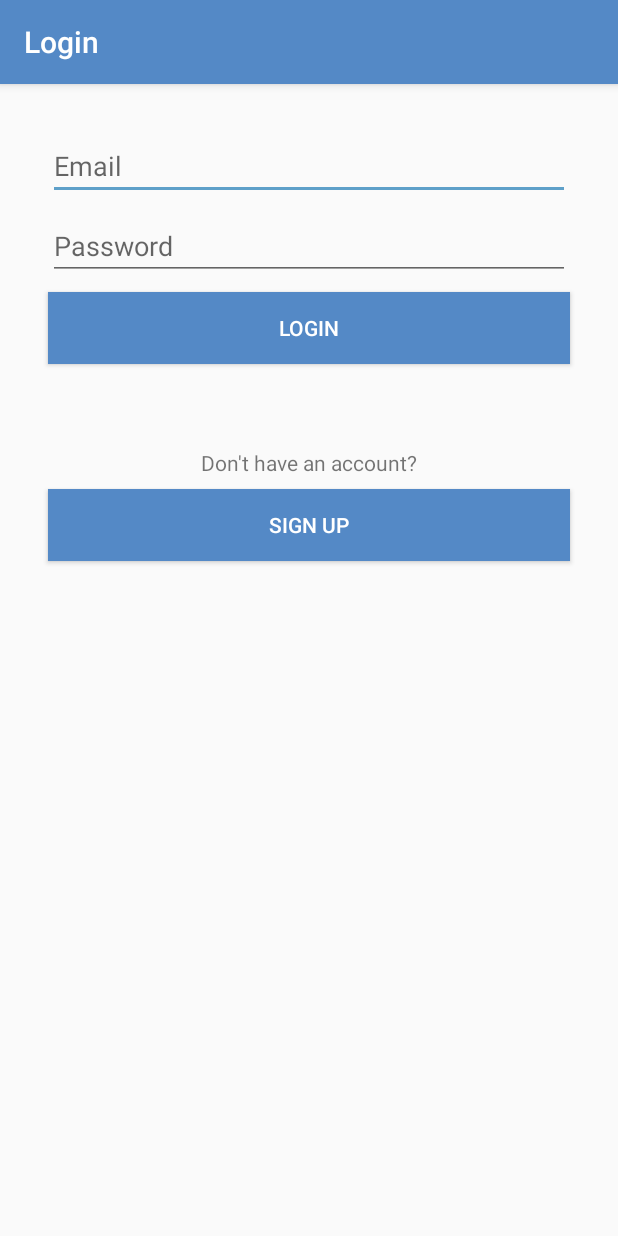
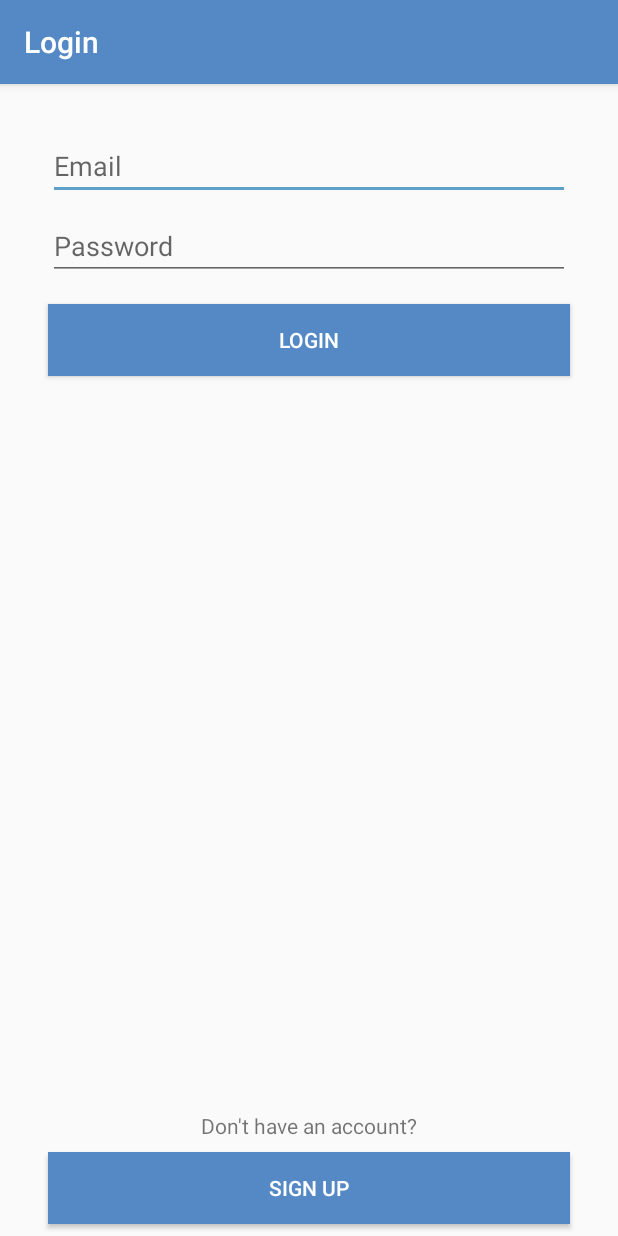
Before and after one commit to pr656d/Chat-App, an Android app: the loginActivity screen opened directly, with no data from a screen before it, after a tap on "LOGIN", on a phone screen of 412 x 824 dp. Run offline under Robolectric (Android 15) with nearby library versions, the phone set to English and light mode, and no system bars.

Commit message:
completed loginActivity

```diff
--- a/app/src/main/java/com/androidev/learn/smack/Controller/MainActivity.kt
+++ b/app/src/main/java/com/androidev/learn/smack/Controller/MainActivity.kt
@@ -31,11 +31,11 @@ class MainActivity : AppCompatActivity() {
         drawer_layout.addDrawerListener(toggle)
         toggle.syncState()
 
-        LocalBroadcastManager.getInstance(this).registerReceiver(userDataChangeReciver,
+        LocalBroadcastManager.getInstance(this).registerReceiver(userDataChangeReceiver,
                 IntentFilter(BROADCASST_USER_DATA_CHANGE))
     }
 
-    private val userDataChangeReciver = object : BroadcastReceiver() {
+    private val userDataChangeReceiver = object : BroadcastReceiver() {
         override fun onReceive(context: Context?, intent: Intent?) {
             userNameNavHeader.text = UserDataService.name
             userEmailNavHeader.text = UserDataService.email
@@ -60,7 +60,7 @@ class MainActivity : AppCompatActivity() {
         if (AuthService.isLoggedIn) {
             // logout
             UserDataService.logout()
-            userNameNavHeader.text = "login"
+            userNameNavHeader.text = ""
             userEmailNavHeader.text = ""
             userImageNavHeader.setImageResource(R.drawable.profiledefault)
             userImageNavHeader.setBackgroundColor(Color.TRANSPARENT)
--- a/app/src/main/java/com/androidev/learn/smack/Controller/loginActivity.kt
+++ b/app/src/main/java/com/androidev/learn/smack/Controller/loginActivity.kt
@@ -1,20 +1,45 @@
 package com.androidev.learn.smack.Controller
 
+import android.content.Context
 import android.content.Intent
 import android.os.Bundle
 import android.support.v7.app.AppCompatActivity
 import android.view.View
+import android.view.inputmethod.InputMethodManager
+import android.widget.Toast
 import com.androidev.learn.smack.R
+import com.androidev.learn.smack.Services.AuthService
+import kotlinx.android.synthetic.main.activity_login.*
 
 class loginActivity : AppCompatActivity() {
 
     override fun onCreate(savedInstanceState: Bundle?) {
         super.onCreate(savedInstanceState)
         setContentView(R.layout.activity_login)
+
+        loginSpinner.visibility = View.INVISIBLE
     }
 
     fun loginLoginBtnClicked(view: View) {
+        enableSpinner(true)
+        val email = loginEmailTxt.text.toString()
+        val password = loginPasswordTxt.text.toString()
 
+        if (email.isNotEmpty() && password.isNotEmpty()) {
+            AuthService.loginUser(this, email, password) { loginSuccess ->
+                if (loginSuccess) {
+                    AuthService.findUserByEmail(this) { findSuccess ->
+                        if (findSuccess) {
+                            enableSpinner(false)
+                            finish()
+                        } else { errorToast() }
+                    }
+                } else { errorToast() }
+            }
+        } else {
+            enableSpinner(false)
+            Toast.makeText(this, "Please, fill all the details", Toast.LENGTH_LONG).show()
+        }
     }
 
     fun loginCreateUserBtnClicked(view: View) {
@@ -22,4 +47,28 @@ class loginActivity : AppCompatActivity() {
         startActivity(createUserIntent)
         finish()
     }
+
+    private fun errorToast() {
+        Toast.makeText(this, "Something went wrong, try again.", Toast.LENGTH_LONG).show()
+        enableSpinner(false)
+    }
+
+    private fun enableSpinner(enable: Boolean) {
+        if (enable) {
+            loginSpinner.visibility = View.VISIBLE
+        } else {
+            loginSpinner.visibility = View.INVISIBLE
+        }
+        loginEmailTxt.isEnabled = !enable
+        loginPasswordTxt.isEnabled = !enable
+        loginLoginBtn.isEnabled = !enable
+        loginCreateUserBtn.isEnabled = !enable
+    }
+
+    private fun hideKeyboard() {
+        val inputManager = getSystemService(Context.INPUT_METHOD_SERVICE) as InputMethodManager
+        if (inputManager.isAcceptingText) {
+            inputManager.hideSoftInputFromWindow(currentFocus.windowToken, 0)
+        }
+    }
 }
--- a/app/src/main/java/com/androidev/learn/smack/Services/UserDataService.kt
+++ b/app/src/main/java/com/androidev/learn/smack/Services/UserDataService.kt
@@ -29,7 +29,7 @@ object UserDataService {
                 replace("]", "").
                 replace(",","")
 
-//        0.8 0.09019607843137255 0.596078431372549 1    after upper operation it looks like this
+//        0.8 0.09019607843137255 0.596078431372549 1    after this operation it looks like this
 
         var r = 0
         var g = 0
--- a/app/src/main/java/com/androidev/learn/smack/Utilities/Constants.kt
+++ b/app/src/main/java/com/androidev/learn/smack/Utilities/Constants.kt
@@ -9,6 +9,7 @@ const val BASE_URL = "https://androidevchatapp.herokuapp.com/v1/"
 const val URL_REGISTER = "${BASE_URL}account/register"
 const val URL_LOGIN = "${BASE_URL}account/login"
 const val URL_CREATE_USER = "${BASE_URL}user/add"
+const val URL_GET_USER = "${BASE_URL}user/byEmail/"
 
 // Broadcast
 const val BROADCASST_USER_DATA_CHANGE = "BROADCAST_USER_DATA_CHANGE"
--- a/app/src/main/res/layout/activity_create_user.xml
+++ b/app/src/main/res/layout/activity_create_user.xml
@@ -111,12 +111,10 @@
         style="?android:attr/progressBarStyle"
         android:layout_width="wrap_content"
         android:layout_height="wrap_content"
-        android:layout_marginBottom="8dp"
+        android:layout_marginBottom="32dp"
         android:layout_marginEnd="8dp"
         android:layout_marginStart="8dp"
-        android:layout_marginTop="8dp"
         app:layout_constraintBottom_toTopOf="@+id/createUserBtn"
         app:layout_constraintEnd_toEndOf="parent"
-        app:layout_constraintStart_toStartOf="parent"
-        app:layout_constraintTop_toBottomOf="@+id/backgroundColorBtn" />
+        app:layout_constraintStart_toStartOf="parent" />
 </android.support.constraint.ConstraintLayout>
--- a/app/src/main/res/layout/activity_login.xml
+++ b/app/src/main/res/layout/activity_login.xml
@@ -40,7 +40,7 @@
         android:layout_height="wrap_content"
         android:layout_marginEnd="32dp"
         android:layout_marginStart="32dp"
-        android:layout_marginTop="8dp"
+        android:layout_marginTop="16dp"
         android:background="@color/colorPrimary"
         android:onClick="loginLoginBtnClicked"
         android:text="login"
@@ -53,27 +53,38 @@
         android:id="@+id/textView"
         android:layout_width="wrap_content"
         android:layout_height="wrap_content"
+        android:layout_marginBottom="8dp"
         android:layout_marginEnd="8dp"
         android:layout_marginStart="8dp"
-        android:layout_marginTop="56dp"
         android:text="Don't have an account?"
+        app:layout_constraintBottom_toTopOf="@+id/loginCreateUserBtn"
         app:layout_constraintEnd_toEndOf="parent"
-        app:layout_constraintStart_toStartOf="parent"
-        app:layout_constraintTop_toBottomOf="@+id/loginLoginBtn" />
+        app:layout_constraintStart_toStartOf="parent" />
 
     <Button
         android:id="@+id/loginCreateUserBtn"
         android:layout_width="0dp"
         android:layout_height="wrap_content"
+        android:layout_marginBottom="8dp"
         android:layout_marginEnd="32dp"
         android:layout_marginStart="32dp"
-        android:layout_marginTop="8dp"
         android:background="@color/colorPrimary"
         android:onClick="loginCreateUserBtnClicked"
         android:text="Sign Up"
         android:textColor="@android:color/white"
+        app:layout_constraintBottom_toBottomOf="parent"
         app:layout_constraintEnd_toEndOf="parent"
-        app:layout_constraintStart_toStartOf="parent"
-        app:layout_constraintTop_toBottomOf="@+id/textView" />
+        app:layout_constraintStart_toStartOf="parent" />
+
+    <ProgressBar
+        android:id="@+id/loginSpinner"
+        style="?android:attr/progressBarStyle"
+        android:layout_width="wrap_content"
+        android:layout_height="wrap_content"
+        android:layout_marginBottom="32dp"
+        app:layout_constraintBottom_toTopOf="@+id/loginCreateUserBtn"
+        app:layout_constraintEnd_toEndOf="parent"
+        app:layout_constraintHorizontal_bias="0.5"
+        app:layout_constraintStart_toStartOf="parent" />
 
 </android.support.constraint.ConstraintLayout>
```
Also changed, not shown: app/src/main/java/com/androidev/learn/smack/Services/AuthService.kt (+35 -6 lines).
